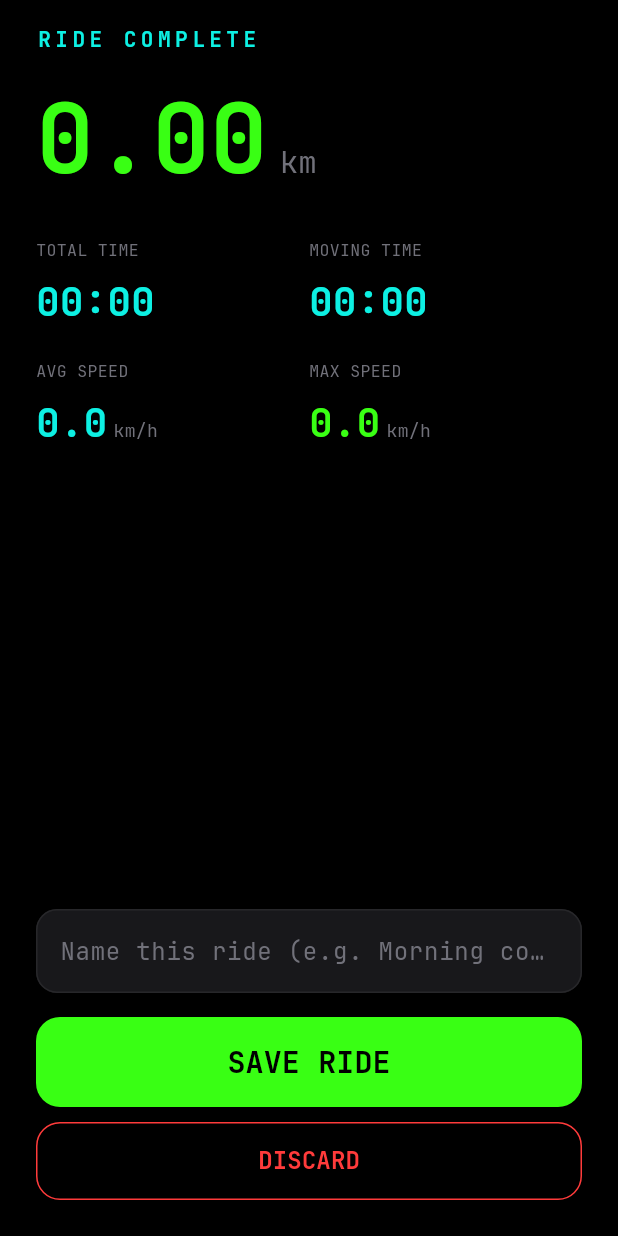
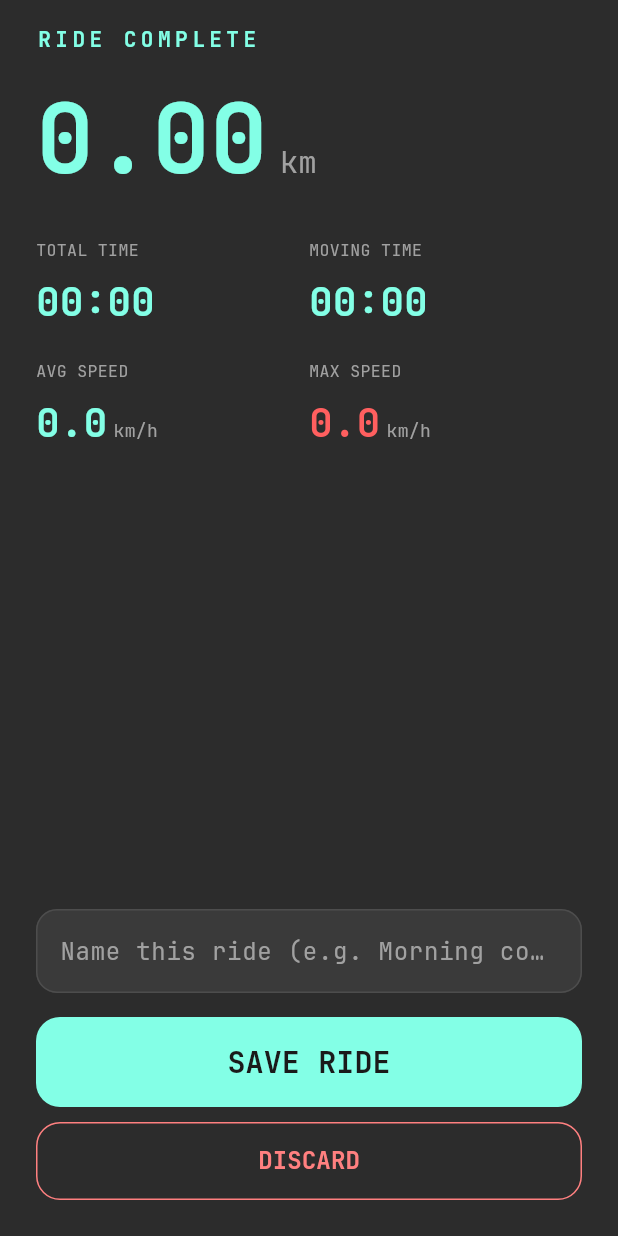
Before and after one commit to nabhanibrhm/rollingbike, a Flutter app: the RideSummaryScreen screen opened directly with empty values, on a phone screen of 412 x 824 dp. Run offline on Flutter 3.47's test engine with Material 3 defaults, Android fonts, the phone set to English and light mode, and no system bars; our stand-ins replace flutter_map, flutter_riverpod, geolocator, isar_community, latlong2, permission_handler; missing offline and left inert: flutter_background_service; accounts and stored records are empty; generated files the repository leaves out were written again.

Commit message:
[FEAT] dark/light theme toggle with persisted preference
Rebuild both themes from a single 4-colour palette (near-white #FCFCFC,
mint #83FFE6, coral #FF5F5F, charcoal #2C2C2C), replacing the Black Neon
look. The near-white/charcoal poles swap per mode; mint and coral stay as
shared accents.

- Add AppPalette (ThemeExtension) with semantic tokens + light/dark
  instances; bright mint is used for fills, with derived legible "ink"
  variants for text/icons on each canvas.
- Persist the chosen mode to a plain file (SettingsService, no new
  dependency) via a Riverpod themeModeProvider; load before the first frame
  so there's no theme flash on launch.
- Add a Dark mode switch in the drawer.
- Switch the CartoDB basemap (dark_all/light_all) and map background with
  the theme; also silence tile exceptions on the ride-detail maps.
- Highlight MAX speed in coral (#FF5F5F) to set it apart from the other
  stats.
- Migrate all screens off static AppColors to context-based palette reads.

```diff
--- /dev/null
+++ b/lib/providers/settings_providers.dart
@@ -0,0 +1,26 @@
+import 'package:flutter/material.dart';
+import 'package:flutter_riverpod/flutter_riverpod.dart';
+
+import '../services/settings_service.dart';
+
+/// Holds the active [ThemeMode] and persists every change.
+class ThemeModeController extends StateNotifier<ThemeMode> {
+  ThemeModeController(super.state);
+
+  Future<void> setMode(ThemeMode mode) async {
+    if (mode == state) return;
+    state = mode;
+    await SettingsService.instance.saveThemeMode(mode);
+  }
+
+  /// Flip between dark and light.
+  Future<void> toggle() =>
+      setMode(state == ThemeMode.dark ? ThemeMode.light : ThemeMode.dark);
+}
+
+/// The app's theme mode. Seeded in `main()` (via override) with the persisted
+/// value so there is no theme flash on launch.
+final themeModeProvider =
+    StateNotifierProvider<ThemeModeController, ThemeMode>(
+  (ref) => ThemeModeController(ThemeMode.dark),
+);
--- a/lib/theme/app_theme.dart
+++ b/lib/theme/app_theme.dart
@@ -1,36 +1,177 @@
 import 'package:flutter/material.dart';
 
-/// "Black Neon" palette. Pure-black canvas, zinc cards, electric accents.
+/// RollingBike palette — a single four-colour identity (near-white, mint, coral,
+/// charcoal) drives both themes. The near-white/charcoal poles swap between
+/// light and dark, while mint (accent) and coral (danger) stay put as the shared
+/// accents.
+///
+/// The bright mint reads well only as a *fill* — as text on a light canvas it
+/// vanishes — so each mode also carries a legible "ink" variant for text, icons,
+/// and lines. Widgets read the active set via [AppColors.of].
+@immutable
+class AppPalette extends ThemeExtension<AppPalette> {
+  const AppPalette({
+    required this.brightness,
+    required this.canvas,
+    required this.surface,
+    required this.border,
+    required this.textBright,
+    required this.textDim,
+    required this.accent,
+    required this.accentInk,
+    required this.danger,
+    required this.dangerInk,
+    required this.onAccent,
+  });
+
+  final Brightness brightness;
+
+  /// App background.
+  final Color canvas;
+
+  /// Raised surfaces: cards, sheets, dialogs.
+  final Color surface;
+
+  /// Hairline borders / dividers.
+  final Color border;
+
+  /// Primary text.
+  final Color textBright;
+
+  /// Secondary text: labels, captions, units.
+  final Color textDim;
+
+  /// Mint — brand accent used as a *fill* (buttons, markers, badges).
+  final Color accent;
+
+  /// Legible mint for text/icons/lines on [canvas]/[surface].
+  final Color accentInk;
+
+  /// Coral — used as a *fill* (STOP, destructive actions).
+  final Color danger;
+
+  /// Legible coral for destructive text/lines.
+  final Color dangerInk;
+
+  /// Text/icon colour placed on top of [accent]/[danger] fills.
+  final Color onAccent;
+
+  bool get isDark => brightness == Brightness.dark;
+
+  static const dark = AppPalette(
+    brightness: Brightness.dark,
+    canvas: Color(0xFF2C2C2C),
+    surface: Color(0xFF3A3A3A),
+    border: Color(0xFF4D4D4D),
+    textBright: Color(0xFFFCFCFC),
+    textDim: Color(0xFFA1A1A1),
+    accent: Color(0xFF83FFE6),
+    accentInk: Color(0xFF83FFE6),
+    danger: Color(0xFFFF5F5F),
+    dangerInk: Color(0xFFFF8080),
+    onAccent: Color(0xFF1A1A1A),
+  );
+
+  static const light = AppPalette(
+    brightness: Brightness.light,
+    canvas: Color(0xFFFCFCFC),
+    surface: Color(0xFFFFFFFF),
+    border: Color(0xFFE6E6E6),
+    textBright: Color(0xFF2C2C2C),
+    textDim: Color(0xFF6E6E6E),
+    accent: Color(0xFF83FFE6),
+    accentInk: Color(0xFF0B7D6A), // deep teal — legible mint on a light canvas
+    danger: Color(0xFFFF5F5F),
+    dangerInk: Color(0xFFD93A3A),
+    onAccent: Color(0xFF1A1A1A),
+  );
+
+  @override
+  AppPalette copyWith({
+    Brightness? brightness,
+    Color? canvas,
+    Color? surface,
+    Color? border,
+    Color? textBright,
+    Color? textDim,
+    Color? accent,
+    Color? accentInk,
+    Color? danger,
+    Color? dangerInk,
+    Color? onAccent,
+  }) {
+    return AppPalette(
+      brightness: brightness ?? this.brightness,
+      canvas: canvas ?? this.canvas,
+      surface: surface ?? this.surface,
+      border: border ?? this.border,
+      textBright: textBright ?? this.textBright,
+      textDim: textDim ?? this.textDim,
+      accent: accent ?? this.accent,
+      accentInk: accentInk ?? this.accentInk,
+      danger: danger ?? this.danger,
+      dangerInk: dangerInk ?? this.dangerInk,
+      onAccent: onAccent ?? this.onAccent,
+    );
+  }
+
+  @override
+  AppPalette lerp(ThemeExtension<AppPalette>? other, double t) {
+    if (other is! AppPalette) return this;
+    return AppPalette(
+      brightness: t < 0.5 ? brightness : other.brightness,
+      canvas: Color.lerp(canvas, other.canvas, t)!,
+      surface: Color.lerp(surface, other.surface, t)!,
+      border: Color.lerp(border, other.border, t)!,
+      textBright: Color.lerp(textBright, other.textBright, t)!,
+      textDim: Color.lerp(textDim, other.textDim, t)!,
+      accent: Color.lerp(accent, other.accent, t)!,
+      accentInk: Color.lerp(accentInk, other.accentInk, t)!,
+      danger: Color.lerp(danger, other.danger, t)!,
+      dangerInk: Color.lerp(dangerInk, other.dangerInk, t)!,
+      onAccent: Color.lerp(onAccent, other.onAccent, t)!,
+    );
+  }
+}
+
+/// Palette accessor for widgets: `final cx = AppColors.of(context);`.
+///
+/// Falls back to the dark palette if the extension is somehow absent (e.g. a
+/// widget built outside the app theme).
 class AppColors {
   AppColors._();
 
-  static const black = Color(0xFF000000);
-  static const zinc = Color(0xFF18181B); // card / sheet surface
-  static const zincBorder = Color(0xFF27272A);
-  static const cyan = Color(0xFF0DF0E3); // Electric Cyan — primary accent
-  static const volt = Color(0xFF39FF14); // Volt Green — go / speed
-  static const danger = Color(0xFFFF3B3B); // stop
-  static const textDim = Color(0xFF71717A);
-  static const textBright = Color(0xFFE4E4E7);
+  static AppPalette of(BuildContext context) =>
+      Theme.of(context).extension<AppPalette>() ?? AppPalette.dark;
 }
 
-/// App-wide dark theme with a monospace type scale (JetBrains Mono, bundled as
-/// an asset — see `flutter.fonts` in pubspec.yaml — so it renders offline from
-/// first launch with no network fetch).
-ThemeData buildAppTheme() {
-  final base = ThemeData.dark(useMaterial3: true);
+ThemeData buildLightTheme() => _themeFrom(AppPalette.light);
+ThemeData buildDarkTheme() => _themeFrom(AppPalette.dark);
+
+/// App-wide theme built from a palette. Monospace type scale (JetBrains Mono,
+/// bundled as an asset — see pubspec) so telemetry renders offline.
+ThemeData _themeFrom(AppPalette p) {
+  final base = ThemeData(useMaterial3: true, brightness: p.brightness);
+  final scheme =
+      (p.isDark ? const ColorScheme.dark() : const ColorScheme.light()).copyWith(
+    brightness: p.brightness,
+    primary: p.accentInk,
+    onPrimary: p.onAccent,
+    secondary: p.accent,
+    surface: p.surface,
+    onSurface: p.textBright,
+    error: p.danger,
+    onError: p.onAccent,
+  );
+
   return base.copyWith(
-    scaffoldBackgroundColor: AppColors.black,
-    colorScheme: base.colorScheme.copyWith(
-      primary: AppColors.cyan,
-      secondary: AppColors.volt,
-      surface: AppColors.zinc,
-      error: AppColors.danger,
-    ),
+    scaffoldBackgroundColor: p.canvas,
+    colorScheme: scheme,
+    extensions: [p],
     textTheme: base.textTheme.apply(
       fontFamily: 'JetBrainsMono',
-      bodyColor: AppColors.textBright,
-      displayColor: AppColors.textBright,
+      bodyColor: p.textBright,
+      displayColor: p.textBright,
     ),
   );
 }
--- a/lib/ui/ride_summary_screen.dart
+++ b/lib/ui/ride_summary_screen.dart
@@ -49,26 +49,25 @@ class _RideSummaryScreenState extends ConsumerState<RideSummaryScreen> {
   }
 
   Future<bool> _confirmDiscard() async {
+    final cx = AppColors.of(context);
     final result = await showDialog<bool>(
       context: context,
       builder: (ctx) => AlertDialog(
-        backgroundColor: AppColors.zinc,
-        title: const Text('Discard ride?',
-            style: TextStyle(color: AppColors.textBright)),
-        content: const Text(
+        backgroundColor: cx.surface,
+        title: Text('Discard ride?',
+            style: TextStyle(color: cx.textBright)),
+        content: Text(
           'This permanently deletes the ride and its recorded track.',
-          style: TextStyle(color: AppColors.textDim),
+          style: TextStyle(color: cx.textDim),
         ),
         actions: [
           TextButton(
             onPressed: () => Navigator.of(ctx).pop(false),
-            child: const Text('Cancel',
-                style: TextStyle(color: AppColors.textDim)),
+            child: Text('Cancel', style: TextStyle(color: cx.textDim)),
           ),
           TextButton(
             onPressed: () => Navigator.of(ctx).pop(true),
-            child: const Text('Discard',
-                style: TextStyle(color: AppColors.danger)),
+            child: Text('Discard', style: TextStyle(color: cx.dangerInk)),
           ),
         ],
       ),
@@ -78,6 +77,7 @@ class _RideSummaryScreenState extends ConsumerState<RideSummaryScreen> {
 
   @override
   Widget build(BuildContext context) {
+    final cx = AppColors.of(context);
     final t = widget.telemetry;
     return PopScope(
       // Backing out keeps the (already-saved) ride, unnamed.
@@ -86,17 +86,17 @@ class _RideSummaryScreenState extends ConsumerState<RideSummaryScreen> {
         if (didPop) ref.read(trackingControllerProvider.notifier).keepFinishedRide();
       },
       child: Scaffold(
-        backgroundColor: AppColors.black,
+        backgroundColor: cx.canvas,
         body: SafeArea(
           child: Padding(
             padding: const EdgeInsets.fromLTRB(24, 16, 24, 24),
             child: Column(
               crossAxisAlignment: CrossAxisAlignment.stretch,
               children: [
-                const Text(
+                Text(
                   'RIDE COMPLETE',
                   style: TextStyle(
-                    color: AppColors.cyan,
+                    color: cx.accentInk,
                     fontSize: 14,
                     letterSpacing: 3,
                     fontWeight: FontWeight.w700,
@@ -110,19 +110,18 @@ class _RideSummaryScreenState extends ConsumerState<RideSummaryScreen> {
                   children: [
                     Text(
                       (t.distanceMeters / 1000).toStringAsFixed(2),
-                      style: const TextStyle(
-                        color: AppColors.volt,
+                      style: TextStyle(
+                        color: cx.accentInk,
                         fontSize: 64,
                         height: 1,
                         fontWeight: FontWeight.w700,
                       ),
                     ),
                     const SizedBox(width: 8),
-                    const Padding(
-                      padding: EdgeInsets.only(bottom: 8),
+                    Padding(
+                      padding: const EdgeInsets.only(bottom: 8),
                       child: Text('km',
-                          style: TextStyle(
-                              color: AppColors.textDim, fontSize: 20)),
+                          style: TextStyle(color: cx.textDim, fontSize: 20)),
                     ),
                   ],
                 ),
@@ -148,7 +147,7 @@ class _RideSummaryScreenState extends ConsumerState<RideSummaryScreen> {
                         label: 'MAX SPEED',
                         value: t.maxSpeedKmh.toStringAsFixed(1),
                         unit: 'km/h',
-                        color: AppColors.volt),
+                        color: cx.danger),
                   ],
                 ),
                 const Spacer(),
@@ -156,19 +155,19 @@ class _RideSummaryScreenState extends ConsumerState<RideSummaryScreen> {
                   controller: _nameController,
                   enabled: !_busy,
                   textCapitalization: TextCapitalization.sentences,
-                  style: const TextStyle(color: AppColors.textBright),
+                  style: TextStyle(color: cx.textBright),
                   decoration: InputDecoration(
                     hintText: 'Name this ride (e.g. Morning commute)',
-                    hintStyle: const TextStyle(color: AppColors.textDim),
+                    hintStyle: TextStyle(color: cx.textDim),
                     filled: true,
-                    fillColor: AppColors.zinc,
+                    fillColor: cx.surface,
                     enabledBorder: OutlineInputBorder(
                       borderRadius: BorderRadius.circular(14),
-                      borderSide: const BorderSide(color: AppColors.zincBorder),
+                      borderSide: BorderSide(color: cx.border),
                     ),
                     focusedBorder: OutlineInputBorder(
                       borderRadius: BorderRadius.circular(14),
-                      borderSide: const BorderSide(color: AppColors.cyan),
+                      borderSide: BorderSide(color: cx.accentInk),
                     ),
                   ),
                 ),
@@ -178,8 +177,8 @@ class _RideSummaryScreenState extends ConsumerState<RideSummaryScreen> {
                   child: ElevatedButton(
                     onPressed: _busy ? null : _save,
                     style: ElevatedButton.styleFrom(
-                      backgroundColor: AppColors.volt,
-                      foregroundColor: Colors.black,
+                      backgroundColor: cx.accent,
+                      foregroundColor: cx.onAccent,
                       elevation: 0,
                       shape: RoundedRectangleBorder(
                           borderRadius: BorderRadius.circular(16)),
@@ -195,8 +194,8 @@ class _RideSummaryScreenState extends ConsumerState<RideSummaryScreen> {
                   child: OutlinedButton(
                     onPressed: _busy ? null : _discard,
                     style: OutlinedButton.styleFrom(
-                      foregroundColor: AppColors.danger,
-                      side: const BorderSide(color: AppColors.danger),
+                      foregroundColor: cx.dangerInk,
+                      side: BorderSide(color: cx.dangerInk),
                       shape: RoundedRectangleBorder(
                           borderRadius: BorderRadius.circular(16)),
                     ),
@@ -229,22 +228,23 @@ class _SummaryStat extends StatelessWidget {
     required this.label,
     required this.value,
     this.unit = '',
-    this.color = AppColors.cyan,
+    this.color,
   });
 
   final String label;
   final String value;
   final String unit;
-  final Color color;
+  final Color? color;
 
   @override
   Widget build(BuildContext context) {
+    final cx = AppColors.of(context);
     return Expanded(
       child: Column(
         crossAxisAlignment: CrossAxisAlignment.start,
         children: [
           Text(label,
-              style: const TextStyle(color: AppColors.textDim, fontSize: 11)),
+              style: TextStyle(color: cx.textDim, fontSize: 11)),
           const SizedBox(height: 8),
           Row(
             crossAxisAlignment: CrossAxisAlignment.baseline,
@@ -252,12 +252,13 @@ class _SummaryStat extends StatelessWidget {
             children: [
               Text(value,
                   style: TextStyle(
-                      color: color, fontSize: 26, fontWeight: FontWeight.w700)),
+                      color: color ?? cx.accentInk,
+                      fontSize: 26,
+                      fontWeight: FontWeight.w700)),
               if (unit.isNotEmpty) ...[
                 const SizedBox(width: 4),
                 Text(unit,
-                    style:
-                        const TextStyle(color: AppColors.textDim, fontSize: 12)),
+                    style: TextStyle(color: cx.textDim, fontSize: 12)),
               ],
             ],
           ),
```
Also changed, not shown: lib/main.dart (+21 -7 lines), lib/services/settings_service.dart (added, +48 -0 lines), lib/ui/history_screen.dart (+49 -37 lines), lib/ui/ride_detail_screen.dart (+41 -40 lines), lib/ui/splash_screen.dart (+13 -11 lines), lib/ui/tracking_map_screen.dart (+96 -66 lines).
